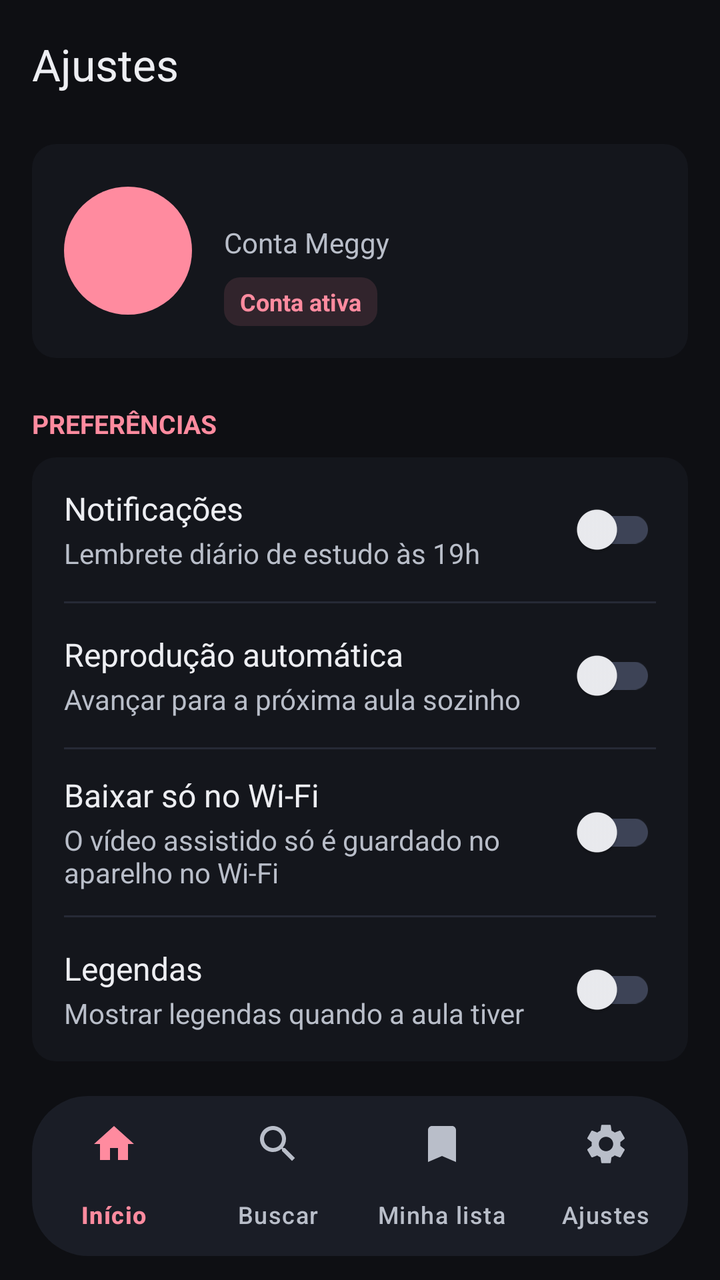
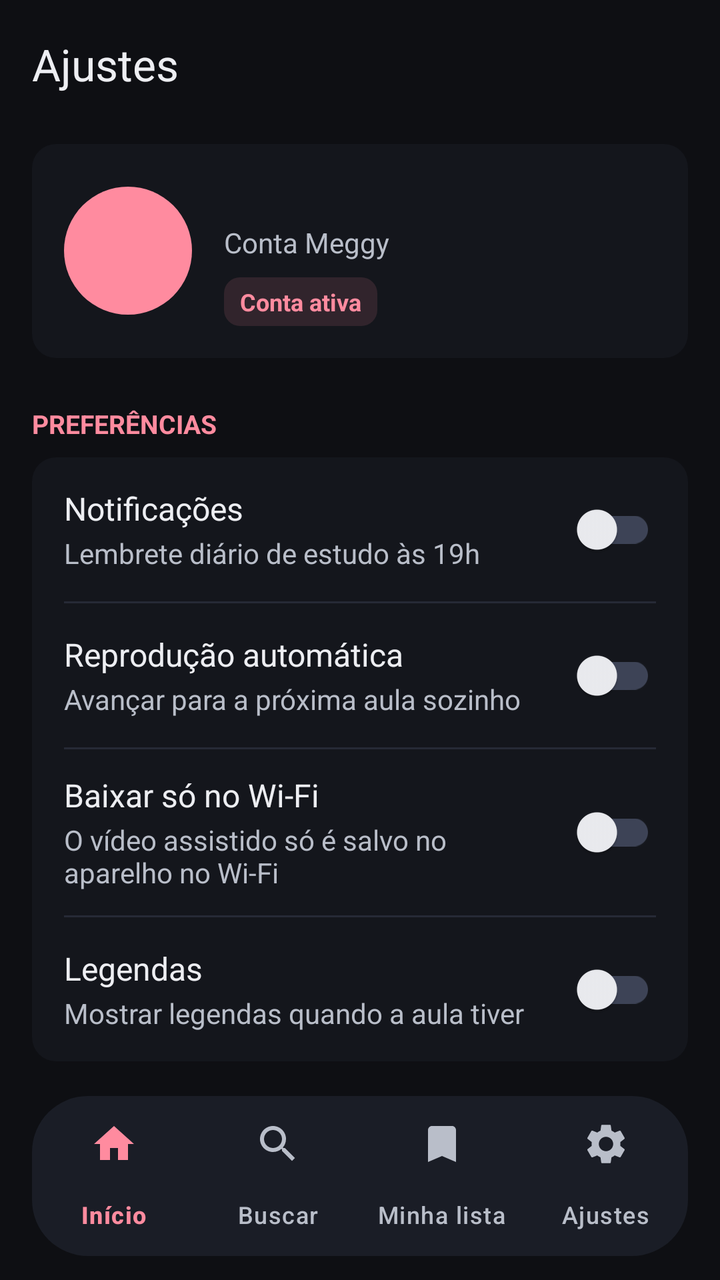

Two renders of the same Android screen: before a commit and after it. Below are the layout's source before the change and the commit's diff.
<!-- AndroidManifest.xml: application theme Theme.Meggy -->
<!-- res/layout/activity_settings.xml -->
<?xml version="1.0" encoding="utf-8"?>
<LinearLayout xmlns:android="http://schemas.android.com/apk/res/android"
    xmlns:app="http://schemas.android.com/apk/res-auto"
    android:layout_width="match_parent"
    android:layout_height="match_parent"
    android:background="@color/md_background"
    android:orientation="vertical">

    <com.google.android.material.appbar.MaterialToolbar
        android:id="@+id/toolbar"
        android:layout_width="match_parent"
        android:layout_height="64dp"
        android:background="@color/md_background"
        android:elevation="0dp"
        app:navigationIconTint="@color/md_primary"
        app:title="@string/settings_title"
        app:titleTextAppearance="@style/TextAppearance.Material3.TitleLarge"
        app:titleTextColor="@color/md_on_surface" />

    <androidx.core.widget.NestedScrollView
        android:layout_width="match_parent"
        android:layout_height="0dp"
        android:layout_weight="1"
        android:fillViewport="true">

        <LinearLayout
            android:layout_width="match_parent"
            android:layout_height="wrap_content"
            android:orientation="vertical"
            android:paddingHorizontal="@dimen/content_margin"
            android:paddingBottom="@dimen/spacing_lg">

            
            <LinearLayout
                android:layout_width="match_parent"
                android:layout_height="wrap_content"
                android:layout_marginTop="@dimen/spacing_sm"
                android:background="@drawable/tile_focus_border"
                android:gravity="center_vertical"
                android:orientation="horizontal"
                android:padding="@dimen/spacing_lg">

                <TextView
                    android:id="@+id/profileAvatar"
                    android:layout_width="64dp"
                    android:layout_height="64dp"
                    android:background="@drawable/btn_play_circle"
                    android:gravity="center"
                    android:textColor="@color/md_on_primary"
                    android:textSize="24sp"
                    android:textStyle="bold" />

                <LinearLayout
                    android:layout_width="0dp"
                    android:layout_height="wrap_content"
                    android:layout_marginStart="@dimen/spacing_lg"
                    android:layout_weight="1"
                    android:orientation="vertical">

                    <TextView
                        android:id="@+id/profileName"
                        android:layout_width="match_parent"
                        android:layout_height="wrap_content"
                        android:ellipsize="end"
                        android:maxLines="1"
                        android:textColor="@color/md_on_surface"
                        android:textSize="@dimen/text_detail_course"
                        android:textStyle="bold" />

                    <TextView
                        android:id="@+id/profileSub"
                        android:layout_width="match_parent"
                        android:layout_height="wrap_content"
                        android:layout_marginTop="2dp"
                        android:text="Conta Meggy"
                        android:textColor="@color/md_on_surface_variant"
                        android:textSize="@dimen/text_card_subtitle" />

                    <TextView
                        android:id="@+id/profilePill"
                        android:layout_width="wrap_content"
                        android:layout_height="wrap_content"
                        android:layout_marginTop="@dimen/spacing_sm"
                        android:background="@drawable/chip_badge"
                        android:paddingHorizontal="@dimen/spacing_sm"
                        android:paddingVertical="@dimen/spacing_xs"
                        android:text="@string/active_account"
                        android:textColor="@color/md_primary"
                        android:textSize="@dimen/text_card_progress"
                        android:textStyle="bold" />
                </LinearLayout>
            </LinearLayout>

            
            <TextView
                android:layout_width="match_parent"
                android:layout_height="wrap_content"
                android:layout_marginTop="@dimen/spacing_xl"
                android:text="PREFERÊNCIAS"
                android:textColor="@color/md_primary"
                android:textSize="@dimen/text_chip"
                android:textStyle="bold" />

            <LinearLayout
                android:layout_width="match_parent"
                android:layout_height="wrap_content"
                android:layout_marginTop="@dimen/spacing_sm"
                android:background="@drawable/tile_focus_border"
                android:orientation="vertical"
                android:paddingHorizontal="@dimen/spacing_lg">

                <LinearLayout
                    android:layout_width="match_parent"
                    android:layout_height="wrap_content"
                    android:gravity="center_vertical"
                    android:orientation="horizontal"
                    android:paddingVertical="@dimen/spacing_md">

                    <LinearLayout
                        android:layout_width="0dp"
                        android:layout_height="wrap_content"
                        android:layout_weight="1"
                        android:orientation="vertical">

                        <TextView
                            android:layout_width="match_parent"
                            android:layout_height="wrap_content"
                            android:text="Notificações"
                            android:textColor="@color/md_on_surface"
                            android:textSize="@dimen/text_card_title" />

                        <TextView
                            android:layout_width="match_parent"
                            android:layout_height="wrap_content"
                            android:layout_marginTop="2dp"
                            android:text="Lembrete diário de estudo às 19h"
                            android:textColor="@color/md_on_surface_variant"
                            android:textSize="@dimen/text_card_subtitle" />
                    </LinearLayout>

                    <com.google.android.material.switchmaterial.SwitchMaterial
                        android:id="@+id/switchNotifications"
                        android:layout_width="wrap_content"
                        android:layout_height="wrap_content"
                        android:focusable="true" />
                </LinearLayout>

                <View
                    android:layout_width="match_parent"
                    android:layout_height="1dp"
                    android:background="@color/md_outline_variant" />

                <LinearLayout
                    android:layout_width="match_parent"
                    android:layout_height="wrap_content"
                    android:gravity="center_vertical"
                    android:orientation="horizontal"
                    android:paddingVertical="@dimen/spacing_md">

                    <LinearLayout
                        android:layout_width="0dp"
                        android:layout_height="wrap_content"
                        android:layout_weight="1"
                        android:orientation="vertical">

                        <TextView
                            android:layout_width="match_parent"
                            android:layout_height="wrap_content"
                            android:text="Reprodução automática"
                            android:textColor="@color/md_on_surface"
                            android:textSize="@dimen/text_card_title" />

                        <TextView
                            android:layout_width="match_parent"
                            android:layout_height="wrap_content"
                            android:layout_marginTop="2dp"
                            android:text="Avançar para a próxima aula sozinho"
                            android:textColor="@color/md_on_surface_variant"
                            android:textSize="@dimen/text_card_subtitle" />
                    </LinearLayout>

                    <com.google.android.material.switchmaterial.SwitchMaterial
                        android:id="@+id/switchAutoplay"
                        android:layout_width="wrap_content"
                        android:layout_height="wrap_content"
                        android:focusable="true" />
                </LinearLayout>

                <View
                    android:layout_width="match_parent"
                    android:layout_height="1dp"
                    android:background="@color/md_outline_variant" />

                <LinearLayout
                    android:layout_width="match_parent"
                    android:layout_height="wrap_content"
                    android:gravity="center_vertical"
                    android:orientation="horizontal"
                    android:paddingVertical="@dimen/spacing_md">

                    <LinearLayout
                        android:layout_width="0dp"
                        android:layout_height="wrap_content"
                        android:layout_weight="1"
                        android:orientation="vertical">

                        <TextView
                            android:layout_width="match_parent"
                            android:layout_height="wrap_content"
                            android:text="Baixar só no Wi-Fi"
                            android:textColor="@color/md_on_surface"
                            android:textSize="@dimen/text_card_title" />

                        <TextView
                            android:layout_width="match_parent"
                            android:layout_height="wrap_content"
                            android:layout_marginTop="2dp"
                            android:text="O vídeo assistido só é guardado no aparelho no Wi-Fi"
                            android:textColor="@color/md_on_surface_variant"
                            android:textSize="@dimen/text_card_subtitle" />
                    </LinearLayout>

                    <com.google.android.material.switchmaterial.SwitchMaterial
                        android:id="@+id/switchWifiOnly"
                        android:layout_width="wrap_content"
                        android:layout_height="wrap_content"
                        android:focusable="true" />
                </LinearLayout>

                <View
                    android:layout_width="match_parent"
                    android:layout_height="1dp"
                    android:background="@color/md_outline_variant" />

                <LinearLayout
                    android:layout_width="match_parent"
                    android:layout_height="wrap_content"
                    android:gravity="center_vertical"
                    android:orientation="horizontal"
                    android:paddingVertical="@dimen/spacing_md">

                    <LinearLayout
                        android:layout_width="0dp"
                        android:layout_height="wrap_content"
                        android:layout_weight="1"
                        android:orientation="vertical">

                        <TextView
                            android:layout_width="match_parent"
                            android:layout_height="wrap_content"
                            android:text="Legendas"
                            android:textColor="@color/md_on_surface"
                            android:textSize="@dimen/text_card_title" />

                        <TextView
                            android:layout_width="match_parent"
                            android:layout_height="wrap_content"
                            android:layout_marginTop="2dp"
                            android:text="Mostrar legendas quando a aula tiver"
                            android:textColor="@color/md_on_surface_variant"
                            android:textSize="@dimen/text_card_subtitle" />
                    </LinearLayout>

                    <com.google.android.material.switchmaterial.SwitchMaterial
                        android:id="@+id/switchSubtitles"
                        android:layout_width="wrap_content"
                        android:layout_height="wrap_content"
                        android:focusable="true" />
                </LinearLayout>
            </LinearLayout>

            
            <TextView
                android:layout_width="match_parent"
                android:layout_height="wrap_content"
                android:layout_marginTop="@dimen/spacing_xl"
                android:text="CONFIGURAÇÕES"
                android:textColor="@color/md_primary"
                android:textSize="@dimen/text_chip"
                android:textStyle="bold" />

            <LinearLayout
                android:layout_width="match_parent"
                android:layout_height="wrap_content"
                android:layout_marginTop="@dimen/spacing_sm"
                android:background="@drawable/tile_focus_border"
                android:orientation="vertical"
                android:paddingHorizontal="@dimen/spacing_lg">

                
                <LinearLayout
                    android:layout_width="match_parent"
                    android:layout_height="wrap_content"
                    android:gravity="center_vertical"
                    android:orientation="horizontal"
                    android:paddingVertical="@dimen/spacing_md">

                    <LinearLayout
                        android:layout_width="0dp"
                        android:layout_height="wrap_content"
                        android:layout_weight="1"
                        android:orientation="vertical">

                        <TextView
                            android:layout_width="match_parent"
                            android:layout_height="wrap_content"
                            android:text="Qualidade do vídeo"
                            android:textColor="@color/md_on_surface"
                            android:textSize="@dimen/text_card_title" />

                        <TextView
                            android:layout_width="match_parent"
                            android:layout_height="wrap_content"
                            android:layout_marginTop="2dp"
                            android:text="Vale quando a aula tiver mais de uma qualidade"
                            android:textColor="@color/md_on_surface_variant"
                            android:textSize="@dimen/text_card_subtitle" />
                    </LinearLayout>

                    <androidx.appcompat.widget.AppCompatButton
                        android:id="@+id/btnQualityDown"
                        android:layout_width="@dimen/button_height"
                        android:layout_height="@dimen/button_height"
                        android:background="@drawable/chip_outline"
                        android:focusable="true"
                        android:text="−"
                        android:textColor="@color/md_on_surface"
                        android:textSize="18sp" />

                    <TextView
                        android:id="@+id/qualityValue"
                        android:layout_width="64dp"
                        android:layout_height="wrap_content"
                        android:gravity="center"
                        android:text="Auto"
                        android:textColor="@color/md_on_surface"
                        android:textSize="@dimen/text_card_title"
                        android:textStyle="bold" />

                    <androidx.appcompat.widget.AppCompatButton
                        android:id="@+id/btnQualityUp"
                        android:layout_width="@dimen/button_height"
                        android:layout_height="@dimen/button_height"
                        android:background="@drawable/chip_outline"
                        android:focusable="true"
                        android:text="+"
                        android:textColor="@color/md_on_surface"
                        android:textSize="18sp" />
                </LinearLayout>

                <View
                    android:layout_width="match_parent"
                    android:layout_height="1dp"
                    android:background="@color/md_outline_variant" />

                
                <LinearLayout
                    android:layout_width="match_parent"
                    android:layout_height="wrap_content"
                    android:gravity="center_vertical"
                    android:orientation="horizontal"
                    android:paddingVertical="@dimen/spacing_md">

                    <LinearLayout
                        android:layout_width="0dp"
                        android:layout_height="wrap_content"
                        android:layout_weight="1"
                        android:orientation="vertical">

                        <TextView
                            android:layout_width="match_parent"
                            android:layout_height="wrap_content"
                            android:text="Velocidade padrão"
                            android:textColor="@color/md_on_surface"
                            android:textSize="@dimen/text_card_title" />

                        <TextView
                            android:layout_width="match_parent"
                            android:layout_height="wrap_content"
                            android:layout_marginTop="2dp"
                            android:text="Aplicada ao abrir cada aula"
                            android:textColor="@color/md_on_surface_variant"
                            android:textSize="@dimen/text_card_subtitle" />
                    </LinearLayout>

                    <androidx.appcompat.widget.AppCompatButton
                        android:id="@+id/btnSpeedDown"
                        android:layout_width="@dimen/button_height"
                        android:layout_height="@dimen/button_height"
                        android:background="@drawable/chip_outline"
                        android:focusable="true"
                        android:text="−"
                        android:textColor="@color/md_on_surface"
                        android:textSize="18sp" />

                    <TextView
                        android:id="@+id/speedValue"
                        android:layout_width="64dp"
                        android:layout_height="wrap_content"
                        android:gravity="center"
                        android:text="1.0×"
                        android:textColor="@color/md_on_surface"
                        android:textSize="@dimen/text_card_title"
                        android:textStyle="bold" />

                    <androidx.appcompat.widget.AppCompatButton
                        android:id="@+id/btnSpeedUp"
                        android:layout_width="@dimen/button_height"
                        android:layout_height="@dimen/button_height"
                        android:background="@drawable/chip_outline"
                        android:focusable="true"
                        android:text="+"
                        android:textColor="@color/md_on_surface"
                        android:textSize="18sp" />
                </LinearLayout>

                <View
                    android:layout_width="match_parent"
                    android:layout_height="1dp"
                    android:background="@color/md_outline_variant" />

                
                <LinearLayout
                    android:layout_width="match_parent"
                    android:layout_height="wrap_content"
                    android:gravity="center_vertical"
                    android:orientation="horizontal"
                    android:paddingVertical="@dimen/spacing_md">

                    <LinearLayout
                        android:layout_width="0dp"
                        android:layout_height="wrap_content"
                        android:layout_weight="1"
                        android:orientation="vertical">

                        <TextView
                            android:layout_width="match_parent"
                            android:layout_height="wrap_content"
                            android:text="Timer de sono"
                            android:textColor="@color/md_on_surface"
                            android:textSize="@dimen/text_card_title" />

                        <TextView
                            android:layout_width="match_parent"
                            android:layout_height="wrap_content"
                            android:layout_marginTop="2dp"
                            android:text="Pausa o player após o tempo"
                            android:textColor="@color/md_on_surface_variant"
                            android:textSize="@dimen/text_card_subtitle" />
                    </LinearLayout>

                    <androidx.appcompat.widget.AppCompatButton
                        android:id="@+id/btnSleepDown"
                        android:layout_width="@dimen/button_height"
                        android:layout_height="@dimen/button_height"
                        android:background="@drawable/chip_outline"
                        android:focusable="true"
                        android:text="−"
                        android:textColor="@color/md_on_surface"
                        android:textSize="18sp" />

                    <TextView
                        android:id="@+id/sleepValue"
                        android:layout_width="64dp"
                        android:layout_height="wrap_content"
                        android:gravity="center"
                        android:text="Off"
                        android:textColor="@color/md_on_surface"
                        android:textSize="@dimen/text_card_title"
                        android:textStyle="bold" />

                    <androidx.appcompat.widget.AppCompatButton
                        android:id="@+id/btnSleepUp"
                        android:layout_width="@dimen/button_height"
                        android:layout_height="@dimen/button_height"
                        android:background="@drawable/chip_outline"
                        android:focusable="true"
                        android:text="+"
                        android:textColor="@color/md_on_surface"
                        android:textSize="18sp" />
                </LinearLayout>

                <View
                    android:layout_width="match_parent"
                    android:layout_height="1dp"
                    android:background="@color/md_outline_variant" />

                
                <LinearLayout
                    android:id="@+id/btnCheckUpdate"
                    android:layout_width="match_parent"
                    android:layout_height="wrap_content"
                    android:clickable="true"
                    android:focusable="true"
                    android:gravity="center_vertical"
                    android:orientation="horizontal"
                    android:paddingVertical="@dimen/spacing_lg">

                    <TextView
                        android:layout_width="0dp"
                        android:layout_height="wrap_content"
                        android:layout_weight="1"
                        android:text="Verificar atualizações"
                        android:textColor="@color/md_on_surface"
                        android:textSize="@dimen/text_card_title" />

                    <TextView
                        android:layout_width="wrap_content"
                        android:layout_height="wrap_content"
                        android:text="›"
                        android:textColor="@color/md_on_surface_variant"
                        android:textSize="22sp" />
                </LinearLayout>

                <View
                    android:layout_width="match_parent"
                    android:layout_height="1dp"
                    android:background="@color/md_outline_variant" />

                
                <LinearLayout
                    android:layout_width="match_parent"
                    android:layout_height="wrap_content"
                    android:gravity="center_vertical"
                    android:orientation="horizontal"
                    android:paddingVertical="@dimen/spacing_lg">

                    <LinearLayout
                        android:layout_width="0dp"
                        android:layout_height="wrap_content"
                        android:layout_weight="1"
                        android:orientation="vertical">

                        <TextView
                            android:layout_width="match_parent"
                            android:layout_height="wrap_content"
                            android:text="Sobre"
                            android:textColor="@color/md_on_surface"
                            android:textSize="@dimen/text_card_title" />

                        <TextView
                            android:id="@+id/aboutText"
                            android:layout_width="match_parent"
                            android:layout_height="wrap_content"
                            android:layout_marginTop="2dp"
                            android:textColor="@color/md_on_surface_variant"
                            android:textSize="@dimen/text_card_subtitle" />
                    </LinearLayout>
                </LinearLayout>
            </LinearLayout>

            
            <LinearLayout
                android:id="@+id/rowAdminDrives"
                android:layout_width="match_parent"
                android:layout_height="wrap_content"
                android:layout_marginTop="@dimen/spacing_xl"
                android:clickable="true"
                android:focusable="true"
                android:orientation="vertical"
                android:visibility="gone">

                <TextView
                    android:layout_width="match_parent"
                    android:layout_height="wrap_content"
                    android:text="ADMINISTRAÇÃO"
                    android:textColor="@color/md_primary"
                    android:textSize="@dimen/text_chip"
                    android:textStyle="bold" />

                <LinearLayout
                    android:layout_width="match_parent"
                    android:layout_height="wrap_content"
                    android:layout_marginTop="@dimen/spacing_sm"
                    android:background="@drawable/tile_focus_border"
                    android:gravity="center_vertical"
                    android:orientation="horizontal"
                    android:padding="@dimen/spacing_lg">

                    <LinearLayout
                        android:layout_width="0dp"
                        android:layout_height="wrap_content"
                        android:layout_weight="1"
                        android:orientation="vertical">

                        <TextView
                            android:layout_width="match_parent"
                            android:layout_height="wrap_content"
                            android:text="@string/admin_drives_row"
                            android:textColor="@color/md_on_surface"
                            android:textSize="@dimen/text_card_title" />

                        <TextView
                            android:layout_width="match_parent"
                            android:layout_height="wrap_content"
                            android:layout_marginTop="2dp"
                            android:text="@string/admin_drives_row_sub"
                            android:textColor="@color/md_on_surface_variant"
                            android:textSize="@dimen/text_card_subtitle" />
                    </LinearLayout>

                    <TextView
                        android:layout_width="wrap_content"
                        android:layout_height="wrap_content"
                        android:text="›"
                        android:textColor="@color/md_on_surface_variant"
                        android:textSize="22sp" />
                </LinearLayout>
            </LinearLayout>

            
            <androidx.appcompat.widget.AppCompatButton
                android:id="@+id/btnLogout"
                android:layout_width="match_parent"
                android:layout_height="@dimen/cta_height"
                android:layout_marginTop="@dimen/spacing_xl"
                android:background="@drawable/btn_primary_pill"
                android:focusable="true"
                android:text="@string/logout"
                android:textColor="@color/md_on_primary"
                android:textSize="@dimen/text_button"
                android:textStyle="bold" />
        </LinearLayout>
    </androidx.core.widget.NestedScrollView>

    
    <com.google.android.material.bottomnavigation.BottomNavigationView
        android:id="@+id/bottomNav"
        android:layout_width="match_parent"
        android:layout_height="wrap_content"
        android:layout_marginHorizontal="@dimen/content_margin"
        android:layout_marginBottom="@dimen/spacing_md"
        android:background="@drawable/nav_bar_background"
        android:elevation="@dimen/elevation_3"
        app:itemActiveIndicatorStyle="@style/NavIndicatorPill"
        app:itemIconTint="@color/bottom_nav_item_color"
        app:itemTextColor="@color/bottom_nav_item_color"
        app:labelVisibilityMode="labeled"
        app:menu="@menu/bottom_nav_menu" />
</LinearLayout>
<!-- resources referenced by this layout -->
<resources>
  <color name="md_background">#FF0E0F13</color>
  <color name="md_on_primary">#FF2A0A13</color>
  <color name="md_on_surface">#FFEDEEF2</color>
  <color name="md_on_surface_variant">#FFB9BEC9</color>
  <color name="md_outline_variant">#FF262A36</color>
  <color name="md_primary">#FFFF8B9F</color>
  <dimen name="button_height">48dp</dimen>
  <dimen name="content_margin">16dp</dimen>
  <dimen name="cta_height">56dp</dimen>
  <dimen name="elevation_3">3dp</dimen>
  <dimen name="spacing_lg">16dp</dimen>
  <dimen name="spacing_md">12dp</dimen>
  <dimen name="spacing_sm">8dp</dimen>
  <dimen name="spacing_xl">24dp</dimen>
  <dimen name="spacing_xs">4dp</dimen>
  <dimen name="text_button">14sp</dimen>
  <dimen name="text_card_progress">12sp</dimen>
  <dimen name="text_card_subtitle">14sp</dimen>
  <dimen name="text_card_title">16sp</dimen>
  <dimen name="text_chip">13sp</dimen>
  <dimen name="text_detail_course">16sp</dimen>
  <!-- drawable chip_badge (drawable) -->
  <?xml version="1.0" encoding="utf-8"?>
  <shape xmlns:android="http://schemas.android.com/apk/res/android"
      android:shape="rectangle">
      <corners android:radius="@dimen/radius_sm" />
      <solid android:color="@color/hero_badge_bg" />
  </shape>
  <!-- drawable nav_bar_background (drawable) -->
  <?xml version="1.0" encoding="utf-8"?>
  <shape xmlns:android="http://schemas.android.com/apk/res/android"
      android:shape="rectangle">
      <corners android:radius="28dp" />
      <solid android:color="@color/md_surface_container" />
  </shape>
  <string name="active_account">Conta ativa</string>
  <string name="admin_drives_row">Gerir drives (admin)</string>
  <string name="admin_drives_row_sub">Adicionar, editar ou remover drives por ID</string>
  <string name="logout">Sair da conta</string>
  <string name="settings_title">Ajustes</string>
  <style name="NavIndicatorPill" parent="Widget.Material3.BottomNavigationView.ActiveIndicator">
          <item name="android:background">@drawable/nav_indicator_pill</item>
      </style>
  <dimen name="radius_pill">64dp</dimen>
  <dimen name="radius_sm">8dp</dimen>
  <color name="hero_badge_bg">#1FFF8B9F</color>
  <color name="md_surface_container">#FF1A1D26</color>
  <color name="md_outline">#FF3D4356</color>
  <dimen name="radius_md">12dp</dimen>
  <color name="tile_bg_focused">#FF1E212B</color>
  <dimen name="focus_ring_width">3dp</dimen>
  <color name="tile_focus_ring">#FFFF8B9F</color>
  <color name="tile_bg">#FF14161C</color>
  <!-- drawable nav_indicator_pill (drawable) -->
  <?xml version="1.0" encoding="utf-8"?>
  <shape xmlns:android="http://schemas.android.com/apk/res/android"
      android:shape="rectangle">
      <corners android:radius="@dimen/radius_pill" />
      <solid android:color="@color/hero_badge_bg" />
  </shape>
  <color name="md_primary_container">#FF3A2029</color>
  <color name="md_on_primary_container">#FFFFD9E0</color>
  <color name="md_secondary">#FFB3A6B0</color>
  <color name="md_on_secondary">#FF221A20</color>
  <color name="md_secondary_container">#FF2B2530</color>
  <color name="md_on_secondary_container">#FFE8DDE6</color>
  <color name="md_surface">#FF14161C</color>
  <color name="md_surface_variant">#FF1E212B</color>
  <color name="md_on_background">#FFEDEEF2</color>
  <color name="md_error">#FFCF6679</color>
  <color name="md_on_error">#FF600014</color>
  <style name="Widget.Meggy.CardView" parent="Widget.Material3.CardView.Filled">
          <item name="cardBackgroundColor">@color/md_surface_container</item>
          <item name="cardCornerRadius">20dp</item>
          <item name="cardElevation">2dp</item>
          <item name="contentPadding">0dp</item>
          <item name="strokeWidth">0dp</item>
      </style>
  <!-- unchanged entries left out for length: 5 -->
</resources>

<!-- the commit's change to res/layout/activity_settings.xml (unified diff, before → after) -->
@@ -215,7 +215,7 @@
                             android:layout_width="match_parent"
                             android:layout_height="wrap_content"
                             android:layout_marginTop="2dp"
-                            android:text="O vídeo assistido só é guardado no aparelho no Wi-Fi"
+                            android:text="O vídeo assistido só é salvo no aparelho no Wi-Fi"
                             android:textColor="@color/md_on_surface_variant"
                             android:textSize="@dimen/text_card_subtitle" />
                     </LinearLayout>
